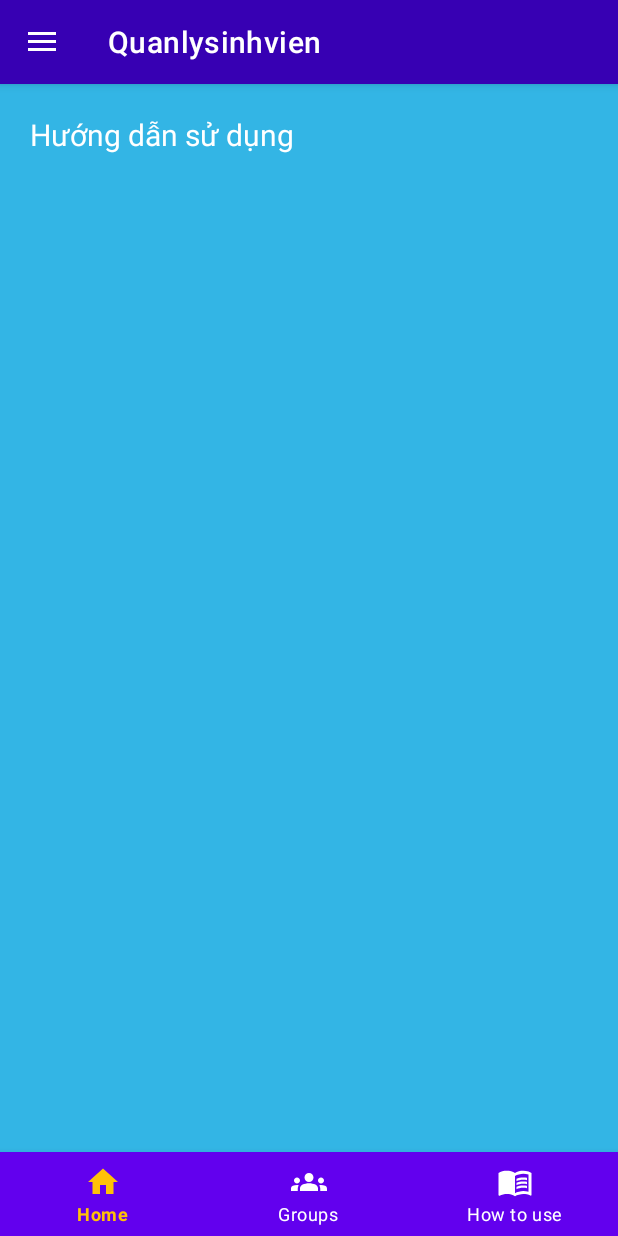
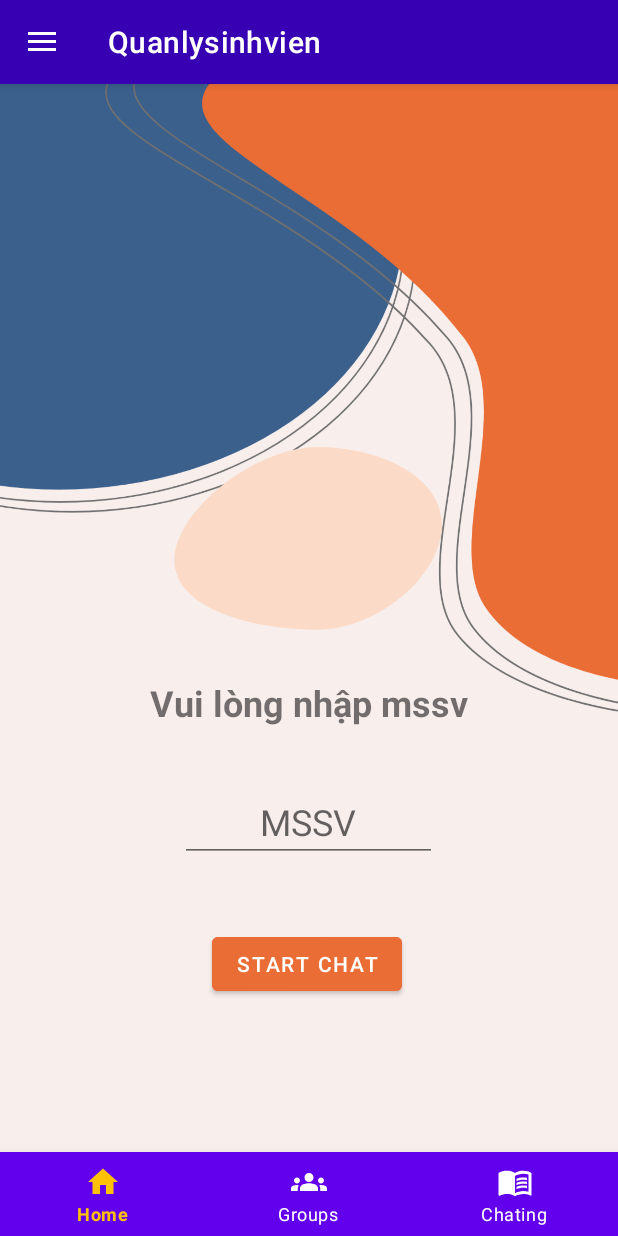
Before and after one commit to hieubap/bt_nhom_3, an Android app: the fragment HistoryFragment placed in its activity, on a phone screen of 412 x 824 dp. Run offline under Robolectric (Android 15) with nearby library versions, the phone set to English and light mode, and no system bars; our stand-ins replace Firebase (no records; nobody signed in at launch, a user with empty details on screens opened directly).

Commit message:
done tính năng chat

```diff
--- a/app/src/main/java/com/example/quanlysinhvien/SignInActivity.java
+++ b/app/src/main/java/com/example/quanlysinhvien/SignInActivity.java
@@ -23,8 +23,6 @@ public class SignInActivity extends AppCompatActivity {
     private EditText edtEmail, edtPassword;
     private Button btnSignIn;
     private FirebaseAuth mAuth;
-    public static String emailCurrentUser;
-    public static String nameCurrentUser;
 
     @Override
     protected void onCreate(Bundle savedInstanceState) {
--- a/app/src/main/java/com/example/quanlysinhvien/SplashActivity.java
+++ b/app/src/main/java/com/example/quanlysinhvien/SplashActivity.java
@@ -16,7 +16,6 @@ public class SplashActivity extends AppCompatActivity {
         super.onCreate(savedInstanceState);
         setContentView(R.layout.activity_splash);
 
-        SignInActivity.emailCurrentUser;
         Handler handler = new Handler();
         handler.postDelayed(new Runnable() {
             @Override
--- a/app/src/main/java/com/example/quanlysinhvien/fragment/HistoryFragment.java
+++ b/app/src/main/java/com/example/quanlysinhvien/fragment/HistoryFragment.java
@@ -1,20 +1,74 @@
 package com.example.quanlysinhvien.fragment;
 
+import android.content.Intent;
 import android.os.Bundle;
 import android.view.LayoutInflater;
 import android.view.View;
 import android.view.ViewGroup;
+import android.widget.Button;
+import android.widget.EditText;
+import android.widget.Toast;
 
 import androidx.annotation.NonNull;
 import androidx.annotation.Nullable;
 import androidx.fragment.app.Fragment;
 
+import com.example.quanlysinhvien.ChatActivity;
+import com.example.quanlysinhvien.MainActivity;
 import com.example.quanlysinhvien.R;
+import com.example.quanlysinhvien.SignUpActivity;
+import com.google.firebase.database.DataSnapshot;
+import com.google.firebase.database.DatabaseError;
+import com.google.firebase.database.DatabaseReference;
+import com.google.firebase.database.FirebaseDatabase;
+import com.google.firebase.database.ValueEventListener;
 
 public class HistoryFragment extends Fragment {
+    public DatabaseReference myRef;
+    private DataSnapshot snapshotStudents;
+
     @Nullable
     @Override
     public View onCreateView(@NonNull LayoutInflater inflater, @Nullable ViewGroup container, @Nullable Bundle savedInstanceState) {
-        return inflater.inflate(R.layout.fragment_history, container, false);
+        View view = inflater.inflate(R.layout.fragment_history, container, false);
+
+        DatabaseReference database = FirebaseDatabase.getInstance().getReference("list_user");
+        database.addValueEventListener(new ValueEventListener() {
+            @Override
+            public void onDataChange(@NonNull DataSnapshot snapshot) {
+                snapshotStudents = snapshot;
+            }
+
+            @Override
+            public void onCancelled(@NonNull DatabaseError error) {
+
+            }
+        });
+
+        EditText input =   view.findViewById(R.id.mssv_input);
+        Button button = view.findViewById(R.id.submit_btn);
+        button.setOnClickListener(new View.OnClickListener() {
+            @Override
+            public void onClick(View view) {
+                if(snapshotStudents.hasChild(input.getText().toString())){
+                    String[] s = snapshotStudents.child(input.getText().toString())
+                            .child("name").getValue().toString().split(" ");
+                    ChatActivity.mssv = input.getText().toString();
+                    ChatActivity.name = s[s.length-1];
+                    Intent intent = new Intent(getActivity(), ChatActivity.class);
+                    startActivity(intent);
+                }else{
+                    Toast.makeText(getContext(), "MSSV không tồn tại", Toast.LENGTH_SHORT).show();
+                }
+
+            }
+        });
+        return view;
+    }
+
+    @Override
+    public void onViewCreated(@NonNull View view, @Nullable Bundle savedInstanceState) {
+        super.onViewCreated(view, savedInstanceState);
+
     }
 }
--- a/app/src/main/res/layout/fragment_history.xml
+++ b/app/src/main/res/layout/fragment_history.xml
@@ -1,14 +1,62 @@
 <?xml version="1.0" encoding="utf-8"?>
-<LinearLayout xmlns:android="http://schemas.android.com/apk/res/android"
+<androidx.constraintlayout.widget.ConstraintLayout xmlns:android="http://schemas.android.com/apk/res/android"
+    xmlns:app="http://schemas.android.com/apk/res-auto"
+    xmlns:tools="http://schemas.android.com/tools"
     android:layout_width="match_parent"
     android:layout_height="match_parent"
-    android:orientation="vertical"
-    android:padding="20dp"
-    android:background="@android:color/holo_blue_light">
+    android:background="#F8EEEC"
+    android:orientation="vertical">
+
+    <ImageView
+        android:id="@+id/imageView"
+        android:layout_width="412dp"
+        android:layout_height="431dp"
+        app:layout_constraintEnd_toEndOf="parent"
+        app:layout_constraintStart_toStartOf="parent"
+        app:layout_constraintTop_toTopOf="parent"
+        app:srcCompat="@drawable/top_background1"
+        android:scaleType="centerCrop"
+        />
+
     <TextView
+        android:id="@+id/textView2"
         android:layout_width="wrap_content"
         android:layout_height="wrap_content"
-        android:textColor="@color/white"
-        android:textSize="20sp"
-        android:text="Hướng dẫn sử dụng"/>
-</LinearLayout>
+        android:layout_marginTop="396dp"
+        android:text="Vui lòng nhập mssv"
+        android:textSize="24sp"
+        android:textStyle="bold"
+        app:layout_constraintEnd_toEndOf="parent"
+        app:layout_constraintStart_toStartOf="parent"
+        app:layout_constraintTop_toTopOf="parent" />
+
+    <EditText
+        android:id="@+id/mssv_input"
+        android:layout_width="171dp"
+        android:layout_height="47dp"
+        android:layout_marginStart="120dp"
+        android:layout_marginTop="40dp"
+        android:layout_marginEnd="120dp"
+        android:hint="MSSV"
+        android:textAlignment="center"
+        android:textSize="24sp"
+        app:layout_constraintEnd_toEndOf="parent"
+        app:layout_constraintHorizontal_bias="0.0"
+        app:layout_constraintStart_toStartOf="parent"
+        app:layout_constraintTop_toBottomOf="@+id/imageView" />
+
+    <Button
+        android:id="@+id/submit_btn"
+        android:layout_width="wrap_content"
+        android:layout_height="wrap_content"
+        android:layout_marginStart="141dp"
+        android:layout_marginTop="44dp"
+        android:layout_marginEnd="142dp"
+        android:text="Start Chat"
+        android:backgroundTint="@color/orange"
+        app:layout_constraintEnd_toEndOf="parent"
+        app:layout_constraintHorizontal_bias="0.0"
+        app:layout_constraintStart_toStartOf="parent"
+        app:layout_constraintTop_toBottomOf="@+id/mssv_input" />
+
+</androidx.constraintlayout.widget.ConstraintLayout>
--- a/app/src/main/res/values/colors.xml
+++ b/app/src/main/res/values/colors.xml
@@ -8,4 +8,7 @@
     <color name="black">#FF000000</color>
     <color name="white">#FFFFFFFF</color>
     <color name="yellow">#FFC107</color>
+    <color name="orange">#EA6D35</color>
+    <color name="blue">#0084ff</color>
+    <color name="gray">#e4e6ea</color>
 </resources>
--- a/app/src/main/res/values/strings.xml
+++ b/app/src/main/res/values/strings.xml
@@ -2,7 +2,7 @@
     <string name="app_name">Quanlysinhvien</string>
     <string name="nav_home">Home</string>
     <string name="nav_favorite">Groups</string>
-    <string name="nav_history">How to use</string>
+    <string name="nav_history">Chating</string>
     <string name="nav_account">Account</string>
     <string name="nav_my_profile">My Profile</string>
     <string name="nav_change_password">Change Password</string>
```
Also changed, not shown: app/src/main/AndroidManifest.xml (+7 -0 lines), app/src/main/java/com/example/quanlysinhvien/ChatActivity.java (added, +116 -0 lines), app/src/main/java/com/example/quanlysinhvien/adapter/ChatAdapter.java (added, +72 -0 lines), app/src/main/java/com/example/quanlysinhvien/adapter/Message.java (added, +13 -0 lines), app/src/main/res/layout/activity_chat.xml (added, +52 -0 lines), app/src/main/res/layout/chat_item_receive.xml (added, +24 -0 lines), app/src/main/res/layout/chat_item_send.xml (added, +23 -0 lines), app/src/main/res/drawable/top_background.png (added), app/src/main/res/drawable/top_background1.png (added).
